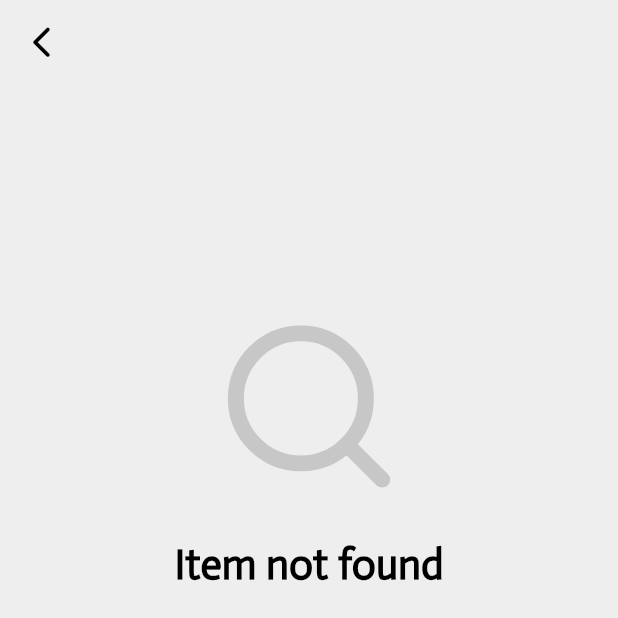
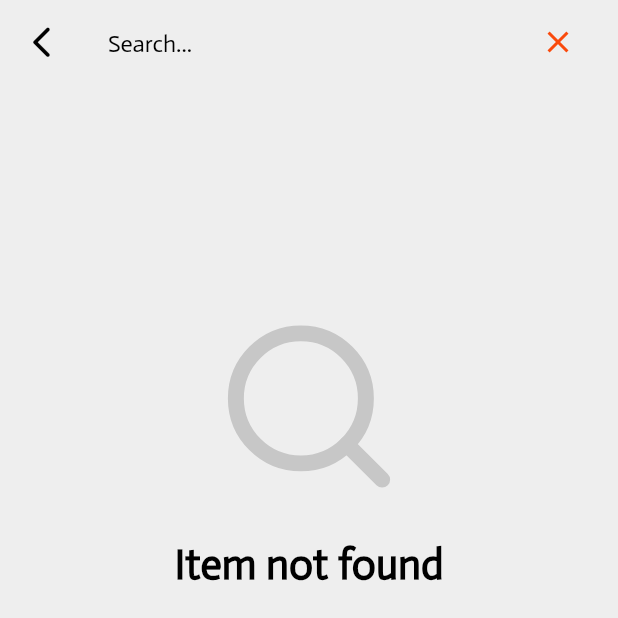
Before and after one commit to creytas/resto_app, a Flutter app: the screen it shows after launch, on a phone screen of 412 x 824 dp, the top half of it. Run offline on Flutter 3.47's test engine with Material 2 defaults, Android fonts, the phone set to English and light mode, and no system bars; our stand-ins replace flutter_svg, font_awesome_flutter.

Commit message:
feat: add search input

```diff
--- a/lib/src/pages/not-yet-screen.dart
+++ b/lib/src/pages/not-yet-screen.dart
@@ -48,7 +48,29 @@ class _NotYetScreenState extends State<NotYetScreen> {
               ),
         centerTitle: true,
         title: widget.title == "404"
-            ? null
+            ? Container(
+                width: double.infinity,
+                height: 40,
+                decoration: BoxDecoration(
+                  color: Colors.grey.shade200,
+                  borderRadius: BorderRadius.circular(5),
+                ),
+                child: Center(
+                  child: TextField(
+                    decoration: InputDecoration(
+                      suffixIcon: IconButton(
+                        icon: const Icon(Icons.clear),
+                        onPressed: () {
+                          print('clear pressed');
+                        },
+                      ),
+                      hintText: 'Search...',
+                      border: InputBorder.none,
+                      fillColor: Colors.grey.shade200,
+                      suffixIconColor: Color(0xFFFA4A0C),
+                    ),
+                  ),
+                ))
             : AppBarTitle(
                 widget: widget,
               ), //final headerTitle = title[0].toUpperCase() + title.substring(1);
```
